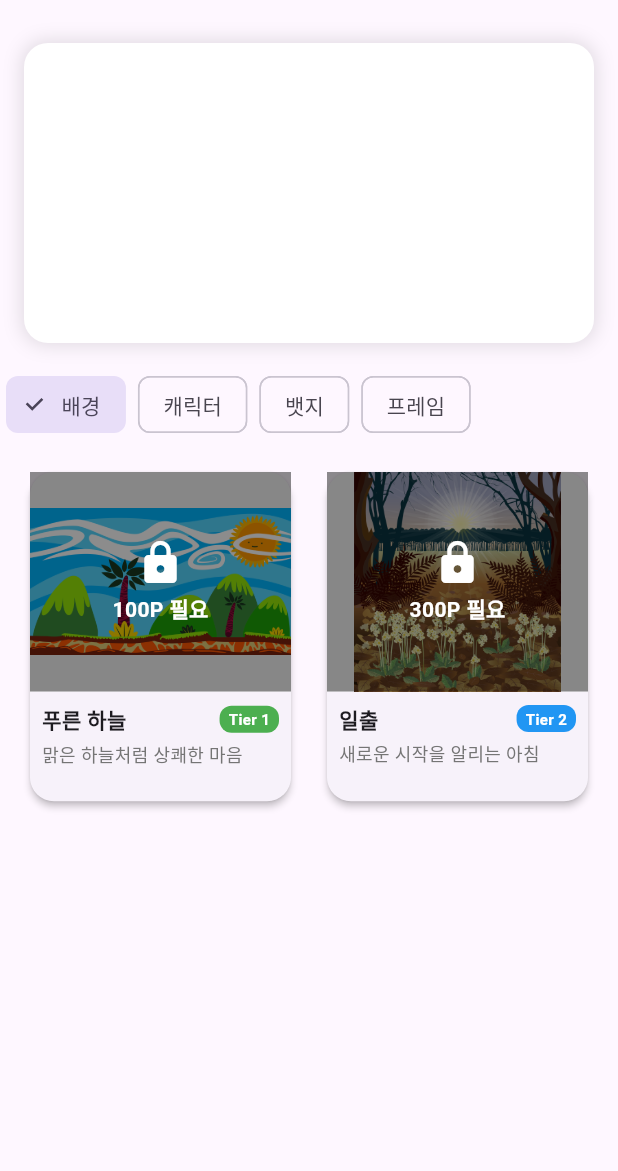
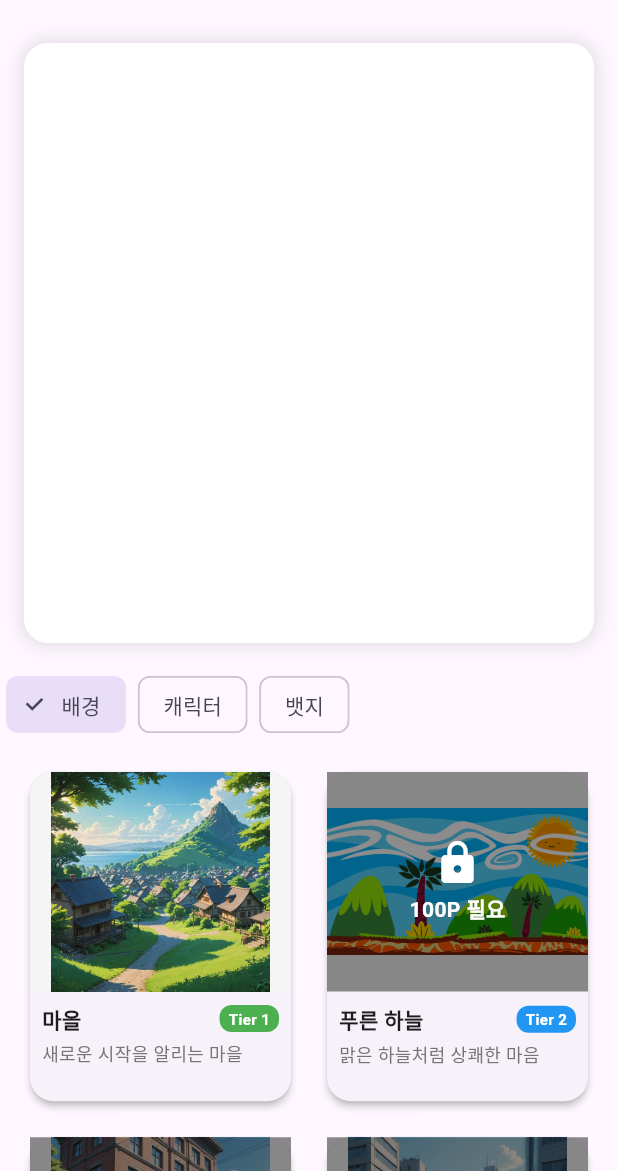
Before and after one commit to mankaii/untitled1, a Flutter app: the ProfileScreen screen opened directly with empty values, after a tap on "배경", on a phone screen of 412 x 824 dp, the part 65-1236 px from its top. Run offline on Flutter 3.47's test engine with Material 3 defaults, Android fonts, the light colour scheme and no system bars; our stand-ins replace google_generative_ai, shared_preferences; accounts and stored records are empty.

Commit message:
add some items

```diff
--- a/lib/screens/profile_screen.dart
+++ b/lib/screens/profile_screen.dart
@@ -24,7 +24,7 @@ class _ProfileScreenState extends State<ProfileScreen> {
   bool _showUnlockAnimation = false;
   ProfileItem? _justUnlockedItem;
 
-  final List<String> _categories = ['배경', '캐릭터', '뱃지', '프레임'];
+  final List<String> _categories = ['배경', '캐릭터', '뱃지'];
 
   @override
   void initState() {
@@ -39,24 +39,65 @@ class _ProfileScreenState extends State<ProfileScreen> {
       // 배경 아이템들
       ProfileItem(
         id: 'bg_1',
+        name: '마을',
+        description: '새로운 시작을 알리는 마을',
+        requiredPoints: 0,
+        category: '배경',
+        imageAsset: 'assets/backgrounds/hill.jpg',
+        tier: 1,
+        unlockMessage: '첫 배경 해금! 새로운 아침이 밝았습니다.',
+      ),
+      ProfileItem(
+        id: 'bg_2',
         name: '푸른 하늘',
         description: '맑은 하늘처럼 상쾌한 마음',
         requiredPoints: 100,
         category: '배경',
         imageAsset: 'assets/backgrounds/sky.png',
-        tier: 1,
-        unlockMessage: '첫 번째 배경을 해금했습니다! 맑은 하늘처럼 상쾌한 마음으로 시작해보세요.',
+        tier: 2,
+        unlockMessage: '맑은 하늘처럼 상쾌한 마음으로 시작해보세요.',
       ),
       ProfileItem(
-        id: 'bg_2',
-        name: '일출',
-        description: '새로운 시작을 알리는 아침',
+        id: 'bg_3',
+        name: '경찰서 앞',
+        description: '난 떳떳하다구',
         requiredPoints: 300,
         category: '배경',
-        imageAsset: 'assets/backgrounds/sunrise.png',
-        tier: 2,
-        unlockMessage: '두 번째 배경 해금! 새로운 아침이 밝았습니다.',
+        imageAsset: 'assets/backgrounds/police.jpg',
+        tier: 3,
+        unlockMessage: '배경 해금! 이번엔 경찰서 앞에서 보네요.',
       ),
+      ProfileItem(
+        id: 'bg_4',
+        name: '전철역',
+        description: '어딜 가는 걸까요?',
+        requiredPoints: 500,
+        category: '배경',
+        imageAsset: 'assets/backgrounds/station.jpg',
+        tier: 4,
+        unlockMessage: '배경 해금! 어딜 가시려구요?',
+      ),
+      ProfileItem(
+        id: 'bg_5',
+        name: '경복궁',
+        description: '아름다운 서울의 랜드마크죠',
+        requiredPoints: 1000,
+        category: '배경',
+        imageAsset: 'assets/backgrounds/moonhwajae.jpg',
+        tier: 4,
+        unlockMessage: '배경 해금! 경복궁 한 번 보고가는거 어때요?',
+      ),
+      ProfileItem(
+        id: 'bg_6',
+        name: '고향',
+        description: '가장 따뜻한 마을',
+        requiredPoints: 3000,
+        category: '배경',
+        imageAsset: 'assets/backgrounds/hometown.jpg',
+        tier: 4,
+        unlockMessage: '마지막 배경 해금! 고향은 가장 아름다운 마을이죠.',
+      ),
+
       // 캐릭터 아이템들
       ProfileItem(
         id: 'char_1',
@@ -161,34 +202,43 @@ class _ProfileScreenState extends State<ProfileScreen> {
       ),
       ProfileItem(
         id: 'badge_2',
-        name: '의지의 상징',
-        description: '금연 7일 달성',
+        name: '바나나',
+        description: '금연 3일 달성',
+        requiredPoints: 150,
+        category: '뱃지',
+        imageAsset: 'assets/badges/banana.png',
+        tier: 2,
+        unlockMessage: '스털링이 사랑하는 바나나군요!',
+      ),
+      ProfileItem(
+        id: 'badge_3',
+        name: '나무',
+        description: '제법인데요',
+        requiredPoints: 300,
+        category: '뱃지',
+        imageAsset: 'assets/badges/babytree.png',
+        tier: 3,
+        unlockMessage: '당신의 빛나는 의지가 꽃피운 나무입니다.',
+      ),
+      ProfileItem(
+        id: 'badge_4',
+        name: '금연할테야',
+        description: '당신의 의지가 불타오릅니다',
         requiredPoints: 500,
         category: '뱃지',
-        imageAsset: 'assets/badges/willpower.png',
-        tier: 2,
-        unlockMessage: '의지의 상징 뱃지 획득! 당신의 의지가 빛나고 있습니다.',
-      ),
-      // 프레임 아이템들
-      ProfileItem(
-        id: 'frame_1',
-        name: '골드 프레임',
-        description: '고급스러운 골드 테두리',
-        requiredPoints: 150,
-        category: '프레임',
-        imageAsset: 'assets/frames/gold.png',
-        tier: 1,
-        unlockMessage: '첫 번째 프레임 해금! 골드 프레임으로 프로필을 꾸며보세요.',
+        imageAsset: 'assets/badges/noSmoke.png',
+        tier: 4,
+        unlockMessage: '당신의 빛나는 의지가 꽃피운 나무입니다.',
       ),
       ProfileItem(
-        id: 'frame_2',
-        name: '반짝이는 다이아',
-        description: '빛나는 다이아몬드 테두리',
-        requiredPoints: 600,
-        category: '프레임',
-        imageAsset: 'assets/frames/diamond.png',
-        tier: 2,
-        unlockMessage: '최고급 다이아 프레임 해금! 당신의 노력이 빛나는 순간입니다.',
+        id: 'badge_5',
+        name: '왕관',
+        description: '당신은 대단해요',
+        requiredPoints: 10000,
+        category: '뱃지',
+        imageAsset: 'assets/badges/crown.png',
+        tier: 5,
+        unlockMessage: '금연을 거의 달성한 당신. 의지력이 참 대단해요.',
       ),
     ];
   }
@@ -289,7 +339,7 @@ class _ProfileScreenState extends State<ProfileScreen> {
     children: [
     // 프로필 미리보기
     Container(
-    height: 200,
+    height: 400,
     margin: EdgeInsets.all(16),
     decoration: BoxDecoration(
     color: Colors.white,
@@ -326,7 +376,7 @@ class _ProfileScreenState extends State<ProfileScreen> {
     Center(
     child: Image.asset(
     _equippedItems['캐릭터']!.imageAsset,
-    height: 120,
+    height: 400,
     errorBuilder: (context, error, stackTrace) {
     print('Error loading character: ${_equippedItems['캐릭터']!
         .imageAsset}');
@@ -334,27 +384,15 @@ class _ProfileScreenState extends State<ProfileScreen> {
     },
     ),
     ),
-    // 프레임
-    if (_equippedItems['프레임'] != null)
-    Positioned.fill(
-    child: Image.asset(
-    _equippedItems['프레임']!.imageAsset,
-    fit: BoxFit.cover,
-    errorBuilder: (context, error, stackTrace) {
-    print('Error loading frame: ${_equippedItems['프레임']!
-        .imageAsset}');
-    return SizedBox.shrink();
-    },
-    ),
-    ),
+
     // 뱃지
     if (_equippedItems['뱃지'] != null)
     Positioned(
-    top: 16,
-    right: 16,
+    top: 20,
+    right: 10,
     child: Image.asset(
     _equippedItems['뱃지']!.imageAsset,
-    height: 40,
+    height: 50,
     errorBuilder: (context, error, stackTrace) {
     print('Error loading badge: ${_equippedItems['뱃지']!
         .imageAsset}');
--- a/pubspec.yaml
+++ b/pubspec.yaml
@@ -74,7 +74,6 @@ flutter:
     - assets/backgrounds/
     - assets/characters/
     - assets/badges/
-    - assets/frames/
 
   # To add assets to your application, add an assets section, like this:
   # assets:
```
Also changed, not shown: assets/backgrounds/hill.jpg (added), assets/backgrounds/hometown.jpg (added), assets/backgrounds/moonhwajae.jpg (added), assets/backgrounds/police.jpg (added), assets/backgrounds/station.jpg (added), assets/badges/babytree.png (added), assets/badges/banana.png (added), assets/badges/crown.png (added), assets/badges/noSmoke.png (added), assets/frames/christmas.png (added), 1 other file.
